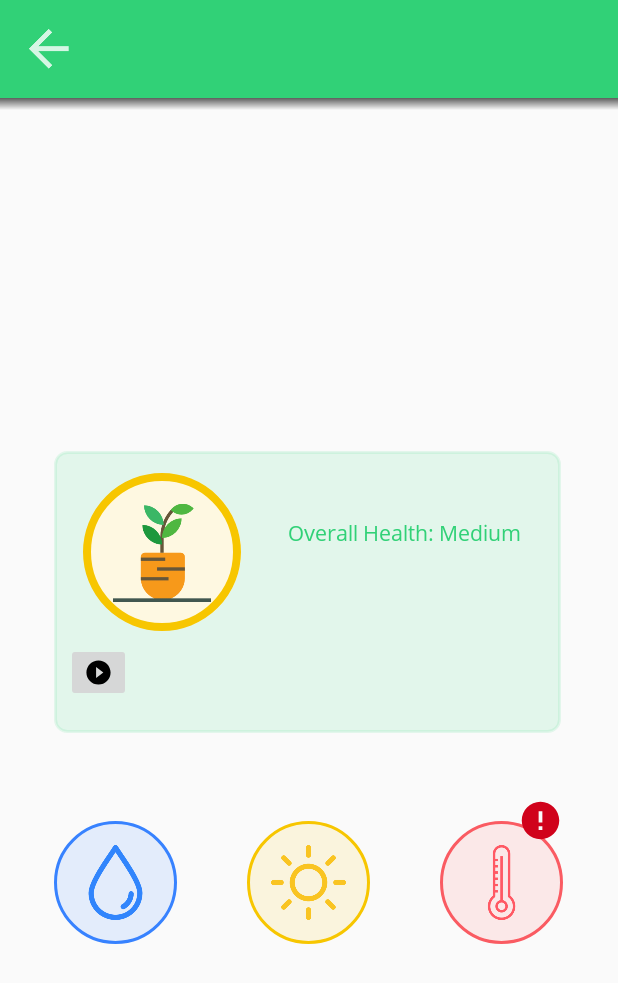
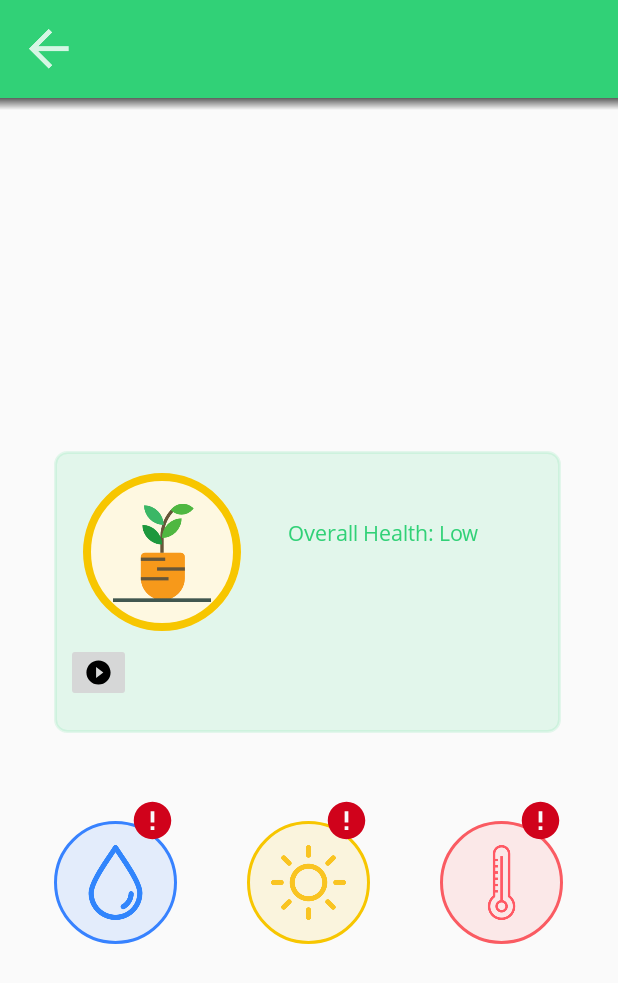
Before and after one commit to DigitalSocietySchool/GrowkitApp, an Android app: the PlantActivity screen opened directly, with no data from a screen before it, after a tap on an icon or button, on a phone screen of 412 x 824 dp. Shown: the top 983 px of the screen. Run offline under Robolectric (Android 15) with nearby library versions, the phone set to English and light mode, and no system bars; our stand-ins replace ButterKnife, Firebase (no records; nobody signed in at launch, a user with empty details on screens opened directly); libraries missing offline, so code that uses them is left out: com.tooltip; 6 statements that could not run were skipped.

Commit message:
Plant page connected to database. Showing right error icons with what to do text

```diff
--- a/App/AndroidStudioProjects/MyApplication/app/src/main/java/com/example/joelruhe/myapplication/activities/PlantActivity.java
+++ b/App/AndroidStudioProjects/MyApplication/app/src/main/java/com/example/joelruhe/myapplication/activities/PlantActivity.java
@@ -18,6 +18,11 @@ import android.widget.TextView;
 import android.widget.Toast;
 
 import com.example.joelruhe.myapplication.R;
+import com.google.firebase.database.DataSnapshot;
+import com.google.firebase.database.DatabaseError;
+import com.google.firebase.database.DatabaseReference;
+import com.google.firebase.database.FirebaseDatabase;
+import com.google.firebase.database.ValueEventListener;
 import com.tooltip.OnDismissListener;
 import com.tooltip.Tooltip;
 
@@ -64,12 +69,18 @@ public class PlantActivity extends AppCompatActivity {
     TextView iconLight;
     @BindView(R.id.temp_icon)
     TextView iconTemp;
+    @BindView(R.id.imageViewPlant)
+    ImageView imgPlant;
 
     ProgressBar progressBar;
 
     int id;
-    ImageView imgPlant;
     int countClicked;
+
+    int waterValue;
+    int lightValue;
+    int temperatureValue;
+    int durationValue;
 
     @Override
     protected void onCreate(Bundle savedInstanceState) {
@@ -92,7 +103,7 @@ public class PlantActivity extends AppCompatActivity {
         txtPlantData.setTypeface(myCustomFont);
         txtPlantDataToolbar.setTypeface(myCustomFont);
 
-        imgPlant = findViewById(R.id.imageViewPlant);
+        //imgPlant = findViewById(R.id.imageViewPlant);
 
         Bundle bundle = getIntent().getExtras();
         if (bundle != null) {
@@ -101,6 +112,8 @@ public class PlantActivity extends AppCompatActivity {
         }
 
         id = getIntent().getIntExtra("ID", 0);
+
+        getPlantData(id);
 
         //txtPlantHarvestTimeLeft.setText(R.string.average_harvest + getPlantData()[id][0]);
         //txtPlantHarvestTimeLeft.setTypeface(myCustomFont2);
@@ -123,7 +136,6 @@ public class PlantActivity extends AppCompatActivity {
             }
         });
 
-        showValues(id, getPlantData());
     }
 
     @OnClick({R.id.water_icon, R.id.light_icon, R.id.temp_icon})
@@ -132,31 +144,31 @@ public class PlantActivity extends AppCompatActivity {
             case R.id.water_icon:
                 countClicked++;
                 if (countClicked < 2)
-                showTooltipWater(view, Gravity.BOTTOM, id, getPlantData());
+                    showTooltipWater(view, Gravity.BOTTOM, id, getPlantData(id));
                 break;
             case R.id.light_icon:
                 countClicked++;
                 if (countClicked < 2)
-                    showTooltipLight(view, Gravity.BOTTOM, id, getPlantData());
+                    showTooltipLight(view, Gravity.BOTTOM, id, getPlantData(id));
                 break;
             case R.id.temp_icon:
                 countClicked++;
                 if (countClicked < 2)
-                    showTooltipTemp(view, Gravity.BOTTOM, id, getPlantData());
+                    showTooltipTemp(view, Gravity.BOTTOM, id, getPlantData(id));
                 break;
             default:
         }
     }
 
-    private void showTooltipWater(View v, int gravity, int id, int plantArray[][]) {
+    private void showTooltipWater(View v, int gravity, int id, int plantArray[]) {
         TextView tv = (TextView) v;
         Typeface myCustomFont2 = Typeface.createFromAsset(getAssets(), "fonts/open_sans_regular.ttf");
 
-        int water = plantArray[id][1];
+        int water = plantArray[1];
 
         if (water > 33 && water < 50) {
             final Tooltip tooltip = new Tooltip.Builder(tv)
-                    .setText("Water level (" + getPlantData()[id][1] +  "%) is fine at the moment. " +
+                    .setText("Water level (" + getPlantData(id)[1] +  "%) is fine at the moment. " +
                             "You will need to water your" +
                             getIntent().getStringExtra("plantNameNoCapital") + " again in 1 day.")
                     .setTypeface(myCustomFont2)
@@ -177,11 +189,11 @@ public class PlantActivity extends AppCompatActivity {
 
         if (water <= 33 || water >= 50) {
             final Tooltip tooltip = new Tooltip.Builder(tv)
-                    .setText("Water level (" + getPlantData()[id][1] +  "%) is not fine at the moment. " +
+                    .setText("Water level (" + getPlantData(id)[1] +  "%) is not fine at the moment. " +
                             "You will need to water your " +
                             getIntent().getStringExtra("plantNameNoCapital") + " again as soon as possible.")
                     .setTypeface(myCustomFont2)
-                    .setTextSize(getResources().getDimension(R.dimen.plant_factors_text_size))
+                    //.setTextSize(getResources().getDimension(R.dimen.plant_factors_text_size))
                     .setTextColor(getResources().getColor(R.color.colorBlue))
                     .setGravity(gravity)
                     .setBackgroundColor(getResources().getColor(R.color.colorBlueOpacity))
@@ -197,13 +209,13 @@ public class PlantActivity extends AppCompatActivity {
         }
     }
 
-    private void showTooltipLight(View v, int gravity, int id, int plantArray[][]) {
+    private void showTooltipLight(View v, int gravity, int id, int plantArray[]) {
         TextView tv = (TextView) v;
         Typeface myCustomFont2 = Typeface.createFromAsset(getAssets(), "fonts/open_sans_regular.ttf");
 
-        int light = plantArray[id][2];
+        int light = plantArray[2];
 
-        if (light > 33 && light < 50) {
+        if (light > 33 ) {
             final Tooltip tooltip = new Tooltip.Builder(tv)
                     .setText("Your " + getIntent().getStringExtra("plantNameNoCapital") +  " plant has been getting enough light. Keep it up!")
                     .setTypeface(myCustomFont2)
@@ -221,13 +233,13 @@ public class PlantActivity extends AppCompatActivity {
                 }
             });
         }
-        if (light <= 33 || light >= 50) {
+        if (light <= 33) {
             final Tooltip tooltip = new Tooltip.Builder(tv)
                     .setText("Your " + getIntent().getStringExtra("plantNameNoCapital") +  " plant is not receiving enough " +
                             "light right now." +
                             " Try to put it in a sunny place, or if not possible under a lamp.")
                     .setTypeface(myCustomFont2)
-                    .setTextSize(getResources().getDimension(R.dimen.plant_factors_text_size))
+                    //.setTextSize(getResources().getDimension(R.dimen.plant_factors_text_size))
                     .setTextColor(getResources().getColor(R.color.colorYellow))
                     .setGravity(gravity)
                     .setBackgroundColor(getResources().getColor(R.color.colorYellowOpacity))
@@ -244,15 +256,15 @@ public class PlantActivity extends AppCompatActivity {
         }
     }
 
-    private void showTooltipTemp(View v, int gravity, int id, int plantArray[][]) {
+    private void showTooltipTemp(View v, int gravity, int id, int plantArray[]) {
         TextView tv = (TextView) v;
         Typeface myCustomFont2 = Typeface.createFromAsset(getAssets(), "fonts/open_sans_regular.ttf");
-        int temp = plantArray[id][3];
+        int temp = plantArray[3];
 
-        if (temp > 10 && temp < 35) {
+        if (temp > 18) {
             final Tooltip tooltip = new Tooltip.Builder(tv)
                     .setText("The current temperature" +
-                            " around your " + getIntent().getStringExtra("plantNameNoCapital") + " is " + getPlantData()[id][3] + ". " +
+                            " around your " + getIntent().getStringExtra("plantNameNoCapital") + " is " + getPlantData(id)[3] + ". " +
                             "Perfect!")
                     .setTypeface(myCustomFont2)
                     //.setTextSize(getResources().getDimension(R.dimen.plant_factors_text_size))
@@ -271,13 +283,13 @@ public class PlantActivity extends AppCompatActivity {
             });
         }
 
-        if (temp <= 10 || temp >= 35 ) {
+        if (temp <= 18 ) {
             final Tooltip tooltip = new Tooltip.Builder(tv)
                     .setText("The current temperature" +
-                            " around your " + getIntent().getStringExtra("plantNameNoCapital") + " is " + getPlantData()[id][3] + " which is not good. " +
+                            " around your " + getIntent().getStringExtra("plantNameNoCapital") + " is " + getPlantData(id)[3] + " degrees Celsius, which is not good. " +
                             "Try to get the efficient temperature for your plant.")
                     .setTypeface(myCustomFont2)
-                    .setTextSize(getResources().getDimension(R.dimen.plant_factors_text_size))
+                    //.setTextSize(getResources().getDimension(R.dimen.plant_factors_text_size))
                     .setTextColor(getResources().getColor(R.color.colorRed))
                     .setGravity(gravity)
                     .setBackgroundColor(getResources().getColor(R.color.colorRedOpacity))
@@ -325,26 +337,26 @@ public class PlantActivity extends AppCompatActivity {
             mCounterTimer.start();
     }*/
 
-    void showValues(int id, int plantArray[][]) {
-        showIcons(id, plantArray);
-    }
+    /*void showIcons(int id, int plantArray[]) {
 
-    void showIcons(int id, int plantArray[][]) {
-        int water = plantArray[id][1];
+        int water = getPlantData(id)[1];
 
-        if (water <= 33 || water >= 50) {
+        //int water =  getPlantData(id)[1];
+        //test123.setText(String.valueOf(water));
+
+        if (water <= 33) {
             alertWater.setVisibility(View.VISIBLE);
         }
 
-        int light = plantArray[id][2];
+        int light = plantArray[2];
 
-        if (light <= 33 || light >= 50) {
+        if (light <= 33 ) {
             alertLight.setVisibility(View.VISIBLE);
         }
 
-        int temp = plantArray[id][3];
+        int temp = plantArray[3];
 
-        if (temp <= 10 || temp >= 35) {
+        if (temp <= 18 ) {
             alertTemp.setVisibility(View.VISIBLE);
         }
 
@@ -383,22 +395,115 @@ public class PlantActivity extends AppCompatActivity {
             txtPlantHealth.setTypeface(myCustomFont);
         }
 
-    }
+    }*/
 
-    int[][] getPlantData() {
-        //These values will be pulled from the database!
+    int[] getPlantData(int id) {
 
+        int plantID = id + 1;
+
+        DatabaseReference mDatabase = FirebaseDatabase.getInstance().getReference();
+        final DatabaseReference plantValues = mDatabase.child("Pins").child("7777").child("Plants").child("Stick"+plantID);
+
+        plantValues.child("Water").addValueEventListener(new ValueEventListener() {
+            @Override
+            public void onDataChange(DataSnapshot snapshot) {
+                int water = Integer.valueOf(snapshot.getValue().toString());
+                waterValue = water;
+                //test123.setText(String.valueOf(water));
+                if (water <= 33) {
+                    alertWater.setVisibility(View.VISIBLE);
+                }
+                }
+            @Override
+            public void onCancelled(DatabaseError databaseError) {
+            }
+        });
+        plantValues.child("Light").addValueEventListener(new ValueEventListener() {
+            @Override
+            public void onDataChange(DataSnapshot snapshot) {
+                int light = Integer.valueOf(snapshot.getValue().toString());
+                lightValue = light;
+                if (light <= 33 ) {
+                    alertLight.setVisibility(View.VISIBLE);
+                }
+            }
+            @Override
+            public void onCancelled(DatabaseError databaseError) {
+            }
+        });
+        plantValues.child("Temperature").addValueEventListener(new ValueEventListener() {
+            @Override
+            public void onDataChange(DataSnapshot snapshot) {
+                int temperature = Integer.valueOf(snapshot.getValue().toString());
+                temperatureValue = temperature;
+                if (temperature <= 18 ) {
+                    alertTemp.setVisibility(View.VISIBLE);
+                }
+            }
+            @Override
+            public void onCancelled(DatabaseError databaseError) {
+            }
+        });
+        plantValues.child("Duration").addValueEventListener(new ValueEventListener() {
+            @Override
+            public void onDataChange(DataSnapshot snapshot) {
+                int duration = Integer.valueOf(snapshot.getValue().toString());
+                durationValue = duration;
+            }
+            @Override
+            public void onCancelled(DatabaseError databaseError) {
+            }
+        });
+
+        if (alertWater.getVisibility() == View.GONE &&
+                alertLight.getVisibility() == View.GONE &&
+                alertTemp.getVisibility() == View.GONE ) {
+            txtPlantHealth.setText(R.string.health_high);
+            Typeface myCustomFont = Typeface.createFromAsset(getAssets(), "fonts/open_sans_regular.ttf");
+            txtPlantHealth.setTypeface(myCustomFont);
+        }
+
+        if ((alertWater.getVisibility() == View.VISIBLE) ||
+                (alertLight.getVisibility() == View.VISIBLE) ||
+                (alertTemp.getVisibility() == View.VISIBLE)) {
+            txtPlantHealth.setText(R.string.health_medium);
+            Typeface myCustomFont = Typeface.createFromAsset(getAssets(), "fonts/open_sans_regular.ttf");
+            txtPlantHealth.setTypeface(myCustomFont);
+        }
+
+        if ((alertWater.getVisibility() == View.VISIBLE &&
+                alertLight.getVisibility() == View.VISIBLE) ||
+                (alertTemp.getVisibility() == View.VISIBLE &&
+                        alertLight.getVisibility() == View.VISIBLE)
+                || (alertWater.getVisibility() == View.VISIBLE && alertTemp.getVisibility() == View.VISIBLE)) {
+            txtPlantHealth.setText(R.string.health_low);
+            Typeface myCustomFont = Typeface.createFromAsset(getAssets(), "fonts/open_sans_regular.ttf");
+            txtPlantHealth.setTypeface(myCustomFont);
+        }
+
+
+        if (alertWater.getVisibility() == View.VISIBLE &&
+                alertLight.getVisibility() == View.VISIBLE &&
+                alertTemp.getVisibility() == View.VISIBLE) {
+            txtPlantHealth.setText(R.string.health_low);
+            Typeface myCustomFont = Typeface.createFromAsset(getAssets(), "fonts/open_sans_regular.ttf");
+            txtPlantHealth.setTypeface(myCustomFont);
+        }
 
 
         int plantArray[][] = {
+                {durationValue, waterValue, lightValue, temperatureValue}
+        };
+
+        /*int plantArray[][] = {
                 {10, 34, 35, 50},
                 {20, 45, 34, 30},
                 {30, 20, 40, 11},
                 {15, 32, 28, 55},
                 {10, 44, 7, 29}
-        };
+        };*/
 
-        return plantArray;
+        return plantArray[0];
     }
 
     private BroadcastReceiver br = new BroadcastReceiver() {
```
